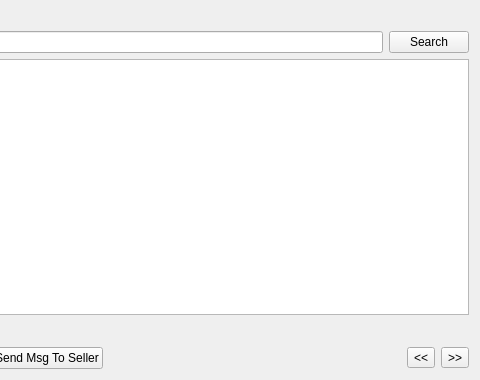
Old version of the form src/qt/forms/offerlistpage.ui in the repository willyko/syscoin2; both pictures show x 280 to 760 and y 0 to 380 of the 760 by 380 pixel window.
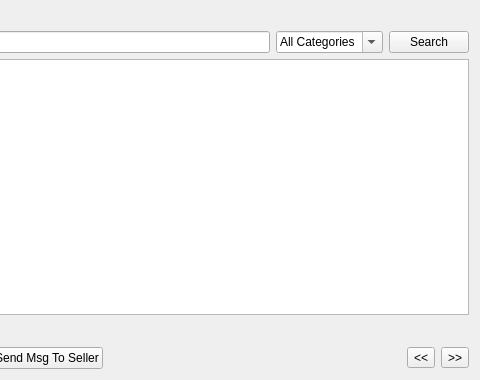
New version of the form.

Commit message: add category list

Diff of the .ui file:
```diff
--- a/src/qt/forms/offerlistpage.ui
+++ b/src/qt/forms/offerlistpage.ui
@@ -29,6 +29,24 @@
      <item>
       <widget class="QLineEdit" name="lineEditOfferSearch"/>
      </item>
+     <item>
+      <widget class="QComboBox" name="categoryEdit">
+       <property name="minimumSize">
+        <size>
+         <width>100</width>
+         <height>0</height>
+        </size>
+       </property>
+       <property name="editable">
+        <bool>true</bool>
+       </property>
+       <item>
+        <property name="text">
+         <string>All Categories</string>
+        </property>
+       </item>
+      </widget>
+     </item>
      <item>
       <widget class="QPushButton" name="searchOffer">
        <property name="maximumSize">
```
The commit also changes 8 other files.
